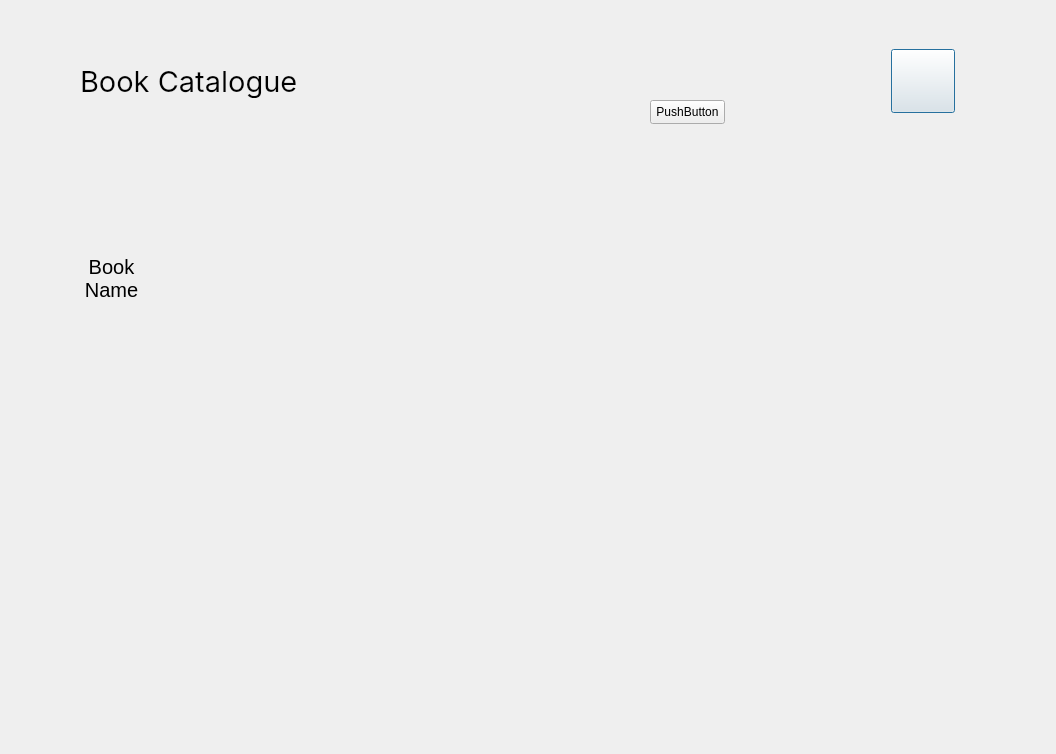
Before: the Qt Designer form browse.ui in LanaYoobee/LIS, drawn with Qt 5.
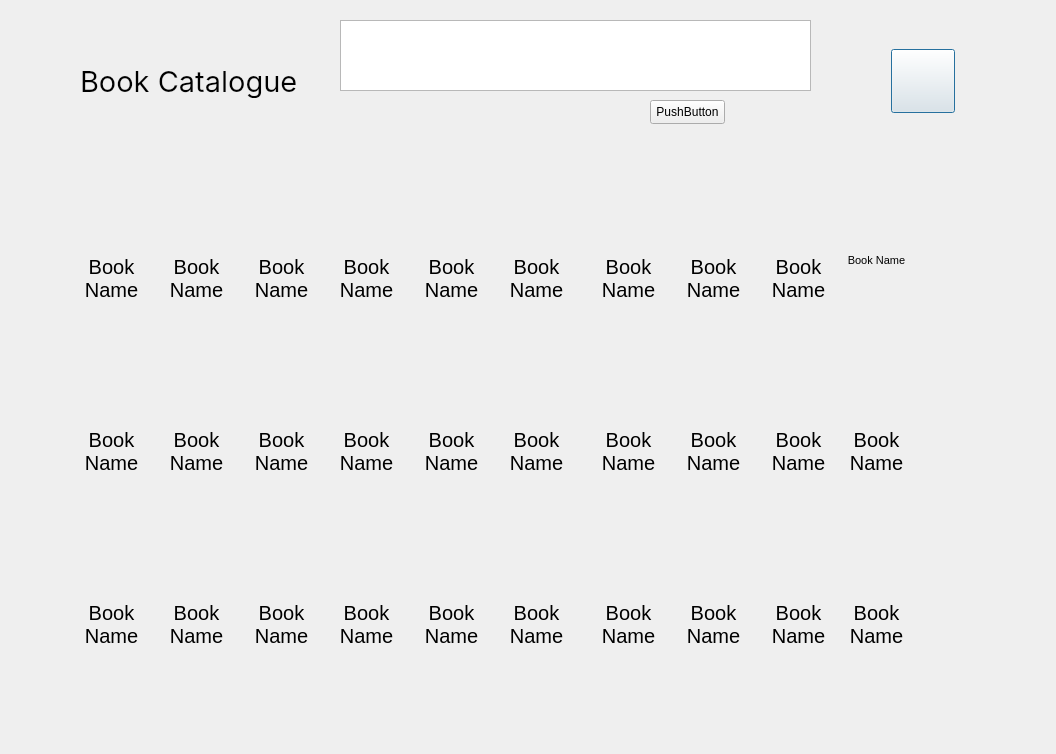
After: the same form once the commit is applied. Icons and pictures are not drawn.

Patch:
```diff
--- a/browse.ui
+++ b/browse.ui
@@ -113,6 +113,1197 @@
     <string>PushButton</string>
    </property>
   </widget>
+  <widget class="QLabel" name="bookImage_2">
+   <property name="geometry">
+    <rect>
+     <x>165</x>
+     <y>172</y>
+     <width>64</width>
+     <height>64</height>
+    </rect>
+   </property>
+   <property name="text">
+    <string/>
+   </property>
+   <property name="pixmap">
+    <pixmap resource="resources.qrc">:/images/images/icons8-book-64.png</pixmap>
+   </property>
+  </widget>
+  <widget class="QLabel" name="bookImage_3">
+   <property name="geometry">
+    <rect>
+     <x>250</x>
+     <y>172</y>
+     <width>64</width>
+     <height>64</height>
+    </rect>
+   </property>
+   <property name="text">
+    <string/>
+   </property>
+   <property name="pixmap">
+    <pixmap resource="resources.qrc">:/images/images/icons8-book-64.png</pixmap>
+   </property>
+  </widget>
+  <widget class="QLabel" name="bookImage_4">
+   <property name="geometry">
+    <rect>
+     <x>335</x>
+     <y>172</y>
+     <width>64</width>
+     <height>64</height>
+    </rect>
+   </property>
+   <property name="text">
+    <string/>
+   </property>
+   <property name="pixmap">
+    <pixmap resource="resources.qrc">:/images/images/icons8-book-64.png</pixmap>
+   </property>
+  </widget>
+  <widget class="QLabel" name="bookImage_5">
+   <property name="geometry">
+    <rect>
+     <x>420</x>
+     <y>172</y>
+     <width>64</width>
+     <height>64</height>
+    </rect>
+   </property>
+   <property name="text">
+    <string/>
+   </property>
+   <property name="pixmap">
+    <pixmap resource="resources.qrc">:/images/images/icons8-book-64.png</pixmap>
+   </property>
+  </widget>
+  <widget class="QLabel" name="bookImage_6">
+   <property name="geometry">
+    <rect>
+     <x>505</x>
+     <y>172</y>
+     <width>64</width>
+     <height>64</height>
+    </rect>
+   </property>
+   <property name="text">
+    <string/>
+   </property>
+   <property name="pixmap">
+    <pixmap resource="resources.qrc">:/images/images/icons8-book-64.png</pixmap>
+   </property>
+  </widget>
+  <widget class="QLabel" name="bookImage_7">
+   <property name="geometry">
+    <rect>
+     <x>590</x>
+     <y>172</y>
+     <width>64</width>
+     <height>64</height>
+    </rect>
+   </property>
+   <property name="text">
+    <string/>
+   </property>
+   <property name="pixmap">
+    <pixmap resource="resources.qrc">:/images/images/icons8-book-64.png</pixmap>
+   </property>
+  </widget>
+  <widget class="QLabel" name="bookImage_8">
+   <property name="geometry">
+    <rect>
+     <x>675</x>
+     <y>172</y>
+     <width>64</width>
+     <height>64</height>
+    </rect>
+   </property>
+   <property name="text">
+    <string/>
+   </property>
+   <property name="pixmap">
+    <pixmap resource="resources.qrc">:/images/images/icons8-book-64.png</pixmap>
+   </property>
+  </widget>
+  <widget class="QLabel" name="bookImage_9">
+   <property name="geometry">
+    <rect>
+     <x>760</x>
+     <y>172</y>
+     <width>64</width>
+     <height>64</height>
+    </rect>
+   </property>
+   <property name="text">
+    <string/>
+   </property>
+   <property name="pixmap">
+    <pixmap resource="resources.qrc">:/images/images/icons8-book-64.png</pixmap>
+   </property>
+  </widget>
+  <widget class="QLabel" name="bookImage_10">
+   <property name="geometry">
+    <rect>
+     <x>845</x>
+     <y>172</y>
+     <width>64</width>
+     <height>64</height>
+    </rect>
+   </property>
+   <property name="text">
+    <string/>
+   </property>
+   <property name="pixmap">
+    <pixmap resource="resources.qrc">:/images/images/icons8-book-64.png</pixmap>
+   </property>
+   <property name="scaledContents">
+    <bool>false</bool>
+   </property>
+   <property name="alignment">
+    <set>Qt::AlignCenter</set>
+   </property>
+  </widget>
+  <widget class="QLabel" name="bookNameLabel_2">
+   <property name="geometry">
+    <rect>
+     <x>150</x>
+     <y>254</y>
+     <width>93</width>
+     <height>48</height>
+    </rect>
+   </property>
+   <property name="font">
+    <font>
+     <pointsize>15</pointsize>
+    </font>
+   </property>
+   <property name="text">
+    <string>Book Name</string>
+   </property>
+   <property name="alignment">
+    <set>Qt::AlignCenter</set>
+   </property>
+   <property name="wordWrap">
+    <bool>true</bool>
+   </property>
+  </widget>
+  <widget class="QLabel" name="bookNameLabel_3">
+   <property name="geometry">
+    <rect>
+     <x>235</x>
+     <y>254</y>
+     <width>93</width>
+     <height>48</height>
+    </rect>
+   </property>
+   <property name="font">
+    <font>
+     <pointsize>15</pointsize>
+    </font>
+   </property>
+   <property name="text">
+    <string>Book Name</string>
+   </property>
+   <property name="alignment">
+    <set>Qt::AlignCenter</set>
+   </property>
+   <property name="wordWrap">
+    <bool>true</bool>
+   </property>
+  </widget>
+  <widget class="QLabel" name="bookNameLabel_4">
+   <property name="geometry">
+    <rect>
+     <x>320</x>
+     <y>254</y>
+     <width>93</width>
+     <height>48</height>
+    </rect>
+   </property>
+   <property name="font">
+    <font>
+     <pointsize>15</pointsize>
+    </font>
+   </property>
+   <property name="text">
+    <string>Book Name</string>
+   </property>
+   <property name="alignment">
+    <set>Qt::AlignCenter</set>
+   </property>
+   <property name="wordWrap">
+    <bool>true</bool>
+   </property>
+  </widget>
+  <widget class="QLabel" name="bookNameLabel_5">
+   <property name="geometry">
+    <rect>
+     <x>405</x>
+     <y>254</y>
+     <width>93</width>
+     <height>48</height>
+    </rect>
+   </property>
+   <property name="font">
+    <font>
+     <pointsize>15</pointsize>
+    </font>
+   </property>
+   <property name="text">
+    <string>Book Name</string>
+   </property>
+   <property name="alignment">
+    <set>Qt::AlignCenter</set>
+   </property>
+   <property name="wordWrap">
+    <bool>true</bool>
+   </property>
+  </widget>
+  <widget class="QLabel" name="bookNameLabel_6">
+   <property name="geometry">
+    <rect>
+     <x>490</x>
+     <y>254</y>
+     <width>93</width>
+     <height>48</height>
+    </rect>
+   </property>
+   <property name="font">
+    <font>
+     <pointsize>15</pointsize>
+    </font>
+   </property>
+   <property name="text">
+    <string>Book Name</string>
+   </property>
+   <property name="alignment">
+    <set>Qt::AlignCenter</set>
+   </property>
+   <property name="wordWrap">
+    <bool>true</bool>
+   </property>
+  </widget>
+  <widget class="QLabel" name="bookNameLabel_7">
+   <property name="geometry">
+    <rect>
+     <x>582</x>
+     <y>254</y>
+     <width>93</width>
+     <height>48</height>
+    </rect>
+   </property>
+   <property name="font">
+    <font>
+     <pointsize>15</pointsize>
+    </font>
+   </property>
+   <property name="text">
+    <string>Book Name</string>
+   </property>
+   <property name="alignment">
+    <set>Qt::AlignCenter</set>
+   </property>
+   <property name="wordWrap">
+    <bool>true</bool>
+   </property>
+  </widget>
+  <widget class="QLabel" name="bookNameLabel_8">
+   <property name="geometry">
+    <rect>
+     <x>667</x>
+     <y>254</y>
+     <width>93</width>
+     <height>48</height>
+    </rect>
+   </property>
+   <property name="font">
+    <font>
+     <pointsize>15</pointsize>
+    </font>
+   </property>
+   <property name="text">
+    <string>Book Name</string>
+   </property>
+   <property name="alignment">
+    <set>Qt::AlignCenter</set>
+   </property>
+   <property name="wordWrap">
+    <bool>true</bool>
+   </property>
+  </widget>
+  <widget class="QLabel" name="bookNameLabel_9">
+   <property name="geometry">
+    <rect>
+     <x>752</x>
+     <y>254</y>
+     <width>93</width>
+     <height>48</height>
+    </rect>
+   </property>
+   <property name="font">
+    <font>
+     <pointsize>15</pointsize>
+    </font>
+   </property>
+   <property name="text">
+    <string>Book Name</string>
+   </property>
+   <property name="alignment">
+    <set>Qt::AlignCenter</set>
+   </property>
+   <property name="wordWrap">
+    <bool>true</bool>
+   </property>
+  </widget>
+  <widget class="QLabel" name="bookNameLabel_10">
+   <property name="enabled">
+    <bool>true</bool>
+   </property>
+   <property name="geometry">
+    <rect>
+     <x>830</x>
+     <y>254</y>
+     <width>93</width>
+     <height>48</height>
+    </rect>
+   </property>
+   <property name="sizePolicy">
+    <sizepolicy hsizetype="MinimumExpanding" vsizetype="MinimumExpanding">
+     <horstretch>0</horstretch>
+     <verstretch>0</verstretch>
+    </sizepolicy>
+   </property>
+   <property name="font">
+    <font>
+     <pointsize>8</pointsize>
+    </font>
+   </property>
+   <property name="text">
+    <string>Book Name</string>
+   </property>
+   <property name="scaledContents">
+    <bool>true</bool>
+   </property>
+   <property name="alignment">
+    <set>Qt::AlignHCenter|Qt::AlignTop</set>
+   </property>
+   <property name="wordWrap">
+    <bool>true</bool>
+   </property>
+   <property name="textInteractionFlags">
+    <set>Qt::LinksAccessibleByMouse|Qt::TextSelectableByMouse</set>
+   </property>
+  </widget>
+  <widget class="QLabel" name="bookNameLabel_19">
+   <property name="geometry">
+    <rect>
+     <x>752</x>
+     <y>427</y>
+     <width>93</width>
+     <height>48</height>
+    </rect>
+   </property>
+   <property name="font">
+    <font>
+     <pointsize>15</pointsize>
+    </font>
+   </property>
+   <property name="text">
+    <string>Book Name</string>
+   </property>
+   <property name="alignment">
+    <set>Qt::AlignCenter</set>
+   </property>
+   <property name="wordWrap">
+    <bool>true</bool>
+   </property>
+  </widget>
+  <widget class="QLabel" name="bookImage_19">
+   <property name="geometry">
+    <rect>
+     <x>760</x>
+     <y>345</y>
+     <width>64</width>
+     <height>64</height>
+    </rect>
+   </property>
+   <property name="text">
+    <string/>
+   </property>
+   <property name="pixmap">
+    <pixmap resource="resources.qrc">:/images/images/icons8-book-64.png</pixmap>
+   </property>
+  </widget>
+  <widget class="QLabel" name="bookNameLabel_13">
+   <property name="geometry">
+    <rect>
+     <x>235</x>
+     <y>427</y>
+     <width>93</width>
+     <height>48</height>
+    </rect>
+   </property>
+   <property name="font">
+    <font>
+     <pointsize>15</pointsize>
+    </font>
+   </property>
+   <property name="text">
+    <string>Book Name</string>
+   </property>
+   <property name="alignment">
+    <set>Qt::AlignCenter</set>
+   </property>
+   <property name="wordWrap">
+    <bool>true</bool>
+   </property>
+  </widget>
+  <widget class="QLabel" name="bookNameLabel_15">
+   <property name="geometry">
+    <rect>
+     <x>405</x>
+     <y>427</y>
+     <width>93</width>
+     <height>48</height>
+    </rect>
+   </property>
+   <property name="font">
+    <font>
+     <pointsize>15</pointsize>
+    </font>
+   </property>
+   <property name="text">
+    <string>Book Name</string>
+   </property>
+   <property name="alignment">
+    <set>Qt::AlignCenter</set>
+   </property>
+   <property name="wordWrap">
+    <bool>true</bool>
+   </property>
+  </widget>
+  <widget class="QLabel" name="bookNameLabel_11">
+   <property name="geometry">
+    <rect>
+     <x>65</x>
+     <y>427</y>
+     <width>93</width>
+     <height>48</height>
+    </rect>
+   </property>
+   <property name="font">
+    <font>
+     <pointsize>15</pointsize>
+    </font>
+   </property>
+   <property name="text">
+    <string>Book Name</string>
+   </property>
+   <property name="alignment">
+    <set>Qt::AlignCenter</set>
+   </property>
+   <property name="wordWrap">
+    <bool>true</bool>
+   </property>
+  </widget>
+  <widget class="QLabel" name="bookImage_12">
+   <property name="geometry">
+    <rect>
+     <x>165</x>
+     <y>345</y>
+     <width>64</width>
+     <height>64</height>
+    </rect>
+   </property>
+   <property name="text">
+    <string/>
+   </property>
+   <property name="pixmap">
+    <pixmap resource="resources.qrc">:/images/images/icons8-book-64.png</pixmap>
+   </property>
+  </widget>
+  <widget class="QLabel" name="bookNameLabel_20">
+   <property name="geometry">
+    <rect>
+     <x>830</x>
+     <y>427</y>
+     <width>93</width>
+     <height>48</height>
+    </rect>
+   </property>
+   <property name="font">
+    <font>
+     <pointsize>15</pointsize>
+    </font>
+   </property>
+   <property name="text">
+    <string>Book Name</string>
+   </property>
+   <property name="alignment">
+    <set>Qt::AlignCenter</set>
+   </property>
+   <property name="wordWrap">
+    <bool>true</bool>
+   </property>
+  </widget>
+  <widget class="QLabel" name="bookNameLabel_12">
+   <property name="geometry">
+    <rect>
+     <x>150</x>
+     <y>427</y>
+     <width>93</width>
+     <height>48</height>
+    </rect>
+   </property>
+   <property name="font">
+    <font>
+     <pointsize>15</pointsize>
+    </font>
+   </property>
+   <property name="text">
+    <string>Book Name</string>
+   </property>
+   <property name="alignment">
+    <set>Qt::AlignCenter</set>
+   </property>
+   <property name="wordWrap">
+    <bool>true</bool>
+   </property>
+  </widget>
+  <widget class="QLabel" name="bookImage_15">
+   <property name="geometry">
+    <rect>
+     <x>420</x>
+     <y>345</y>
+     <width>64</width>
+     <height>64</height>
+    </rect>
+   </property>
+   <property name="text">
+    <string/>
+   </property>
+   <property name="pixmap">
+    <pixmap resource="resources.qrc">:/images/images/icons8-book-64.png</pixmap>
+   </property>
+  </widget>
+  <widget class="QLabel" name="bookImage_11">
+   <property name="geometry">
+    <rect>
+     <x>80</x>
+     <y>345</y>
+     <width>64</width>
+     <height>64</height>
+    </rect>
+   </property>
+   <property name="text">
+    <string/>
+   </property>
+   <property name="pixmap">
+    <pixmap resource="resources.qrc">:/images/images/icons8-book-64.png</pixmap>
+   </property>
+  </widget>
+  <widget class="QLabel" name="bookNameLabel_17">
+   <property name="geometry">
+    <rect>
+     <x>582</x>
+     <y>427</y>
+     <width>93</width>
+     <height>48</height>
+    </rect>
+   </property>
+   <property name="font">
+    <font>
+     <pointsize>15</pointsize>
+    </font>
+   </property>
+   <property name="text">
+    <string>Book Name</string>
+   </property>
+   <property name="alignment">
+    <set>Qt::AlignCenter</set>
+   </property>
+   <property name="wordWrap">
+    <bool>true</bool>
+   </property>
+  </widget>
+  <widget class="QLabel" name="bookImage_20">
+   <property name="geometry">
+    <rect>
+     <x>845</x>
+     <y>345</y>
+     <width>64</width>
+     <height>64</height>
+    </rect>
+   </property>
+   <property name="text">
+    <string/>
+   </property>
+   <property name="pixmap">
+    <pixmap resource="resources.qrc">:/images/images/icons8-book-64.png</pixmap>
+   </property>
+  </widget>
+  <widget class="QLabel" name="bookImage_18">
+   <property name="geometry">
+    <rect>
+     <x>675</x>
+     <y>345</y>
+     <width>64</width>
+     <height>64</height>
+    </rect>
+   </property>
+   <property name="text">
+    <string/>
+   </property>
+   <property name="pixmap">
+    <pixmap resource="resources.qrc">:/images/images/icons8-book-64.png</pixmap>
+   </property>
+  </widget>
+  <widget class="QLabel" name="bookImage_17">
+   <property name="geometry">
+    <rect>
+     <x>590</x>
+     <y>345</y>
+     <width>64</width>
+     <height>64</height>
+    </rect>
+   </property>
+   <property name="text">
+    <string/>
+   </property>
+   <property name="pixmap">
+    <pixmap resource="resources.qrc">:/images/images/icons8-book-64.png</pixmap>
+   </property>
+  </widget>
+  <widget class="QLabel" name="bookImage_13">
+   <property name="geometry">
+    <rect>
+     <x>250</x>
+     <y>345</y>
+     <width>64</width>
+     <height>64</height>
+    </rect>
+   </property>
+   <property name="text">
+    <string/>
+   </property>
+   <property name="pixmap">
+    <pixmap resource="resources.qrc">:/images/images/icons8-book-64.png</pixmap>
+   </property>
+  </widget>
+  <widget class="QLabel" name="bookNameLabel_14">
+   <property name="geometry">
+    <rect>
+     <x>320</x>
+     <y>427</y>
+     <width>93</width>
+     <height>48</height>
+    </rect>
+   </property>
+   <property name="font">
+    <font>
+     <pointsize>15</pointsize>
+    </font>
+   </property>
+   <property name="text">
+    <string>Book Name</string>
+   </property>
+   <property name="alignment">
+    <set>Qt::AlignCenter</set>
+   </property>
+   <property name="wordWrap">
+    <bool>true</bool>
+   </property>
+  </widget>
+  <widget class="QLabel" name="bookImage_16">
+   <property name="geometry">
+    <rect>
+     <x>505</x>
+     <y>345</y>
+     <width>64</width>
+     <height>64</height>
+    </rect>
+   </property>
+   <property name="text">
+    <string/>
+   </property>
+   <property name="pixmap">
+    <pixmap resource="resources.qrc">:/images/images/icons8-book-64.png</pixmap>
+   </property>
+  </widget>
+  <widget class="QLabel" name="bookNameLabel_16">
+   <property name="geometry">
+    <rect>
+     <x>490</x>
+     <y>427</y>
+     <width>93</width>
+     <height>48</height>
+    </rect>
+   </property>
+   <property name="font">
+    <font>
+     <pointsize>15</pointsize>
+    </font>
+   </property>
+   <property name="text">
+    <string>Book Name</string>
+   </property>
+   <property name="alignment">
+    <set>Qt::AlignCenter</set>
+   </property>
+   <property name="wordWrap">
+    <bool>true</bool>
+   </property>
+  </widget>
+  <widget class="QLabel" name="bookImage_14">
+   <property name="geometry">
+    <rect>
+     <x>335</x>
+     <y>345</y>
+     <width>64</width>
+     <height>64</height>
+    </rect>
+   </property>
+   <property name="text">
+    <string/>
+   </property>
+   <property name="pixmap">
+    <pixmap resource="resources.qrc">:/images/images/icons8-book-64.png</pixmap>
+   </property>
+  </widget>
+  <widget class="QLabel" name="bookNameLabel_18">
+   <property name="geometry">
+    <rect>
+     <x>667</x>
+     <y>427</y>
+     <width>93</width>
+     <height>48</height>
+    </rect>
+   </property>
+   <property name="font">
+    <font>
+     <pointsize>15</pointsize>
+    </font>
+   </property>
+   <property name="text">
+    <string>Book Name</string>
+   </property>
+   <property name="alignment">
+    <set>Qt::AlignCenter</set>
+   </property>
+   <property name="wordWrap">
+    <bool>true</bool>
+   </property>
+  </widget>
+  <widget class="QLabel" name="bookNameLabel_30">
+   <property name="geometry">
+    <rect>
+     <x>830</x>
+     <y>600</y>
+     <width>93</width>
+     <height>48</height>
+    </rect>
+   </property>
+   <property name="font">
+    <font>
+     <pointsize>15</pointsize>
+    </font>
+   </property>
+   <property name="text">
+    <string>Book Name</string>
+   </property>
+   <property name="alignment">
+    <set>Qt::AlignCenter</set>
+   </property>
+   <property name="wordWrap">
+    <bool>true</bool>
+   </property>
+  </widget>
+  <widget class="QLabel" name="bookNameLabel_25">
+   <property name="geometry">
+    <rect>
+     <x>405</x>
+     <y>600</y>
+     <width>93</width>
+     <height>48</height>
+    </rect>
+   </property>
+   <property name="font">
+    <font>
+     <pointsize>15</pointsize>
+    </font>
+   </property>
+   <property name="text">
+    <string>Book Name</string>
+   </property>
+   <property name="alignment">
+    <set>Qt::AlignCenter</set>
+   </property>
+   <property name="wordWrap">
+    <bool>true</bool>
+   </property>
+  </widget>
+  <widget class="QLabel" name="bookImage_25">
+   <property name="geometry">
+    <rect>
+     <x>420</x>
+     <y>518</y>
+     <width>64</width>
+     <height>64</height>
+    </rect>
+   </property>
+   <property name="text">
+    <string/>
+   </property>
+   <property name="pixmap">
+    <pixmap resource="resources.qrc">:/images/images/icons8-book-64.png</pixmap>
+   </property>
+  </widget>
+  <widget class="QLabel" name="bookNameLabel_29">
+   <property name="geometry">
+    <rect>
+     <x>752</x>
+     <y>600</y>
+     <width>93</width>
+     <height>48</height>
+    </rect>
+   </property>
+   <property name="font">
+    <font>
+     <pointsize>15</pointsize>
+    </font>
+   </property>
+   <property name="text">
+    <string>Book Name</string>
+   </property>
+   <property name="alignment">
+    <set>Qt::AlignCenter</set>
+   </property>
+   <property name="wordWrap">
+    <bool>true</bool>
+   </property>
+  </widget>
+  <widget class="QLabel" name="bookImage_26">
+   <property name="geometry">
+    <rect>
+     <x>505</x>
+     <y>518</y>
+     <width>64</width>
+     <height>64</height>
+    </rect>
+   </property>
+   <property name="text">
+    <string/>
+   </property>
+   <property name="pixmap">
+    <pixmap resource="resources.qrc">:/images/images/icons8-book-64.png</pixmap>
+   </property>
+  </widget>
+  <widget class="QLabel" name="bookNameLabel_21">
+   <property name="geometry">
+    <rect>
+     <x>65</x>
+     <y>600</y>
+     <width>93</width>
+     <height>48</height>
+    </rect>
+   </property>
+   <property name="font">
+    <font>
+     <pointsize>15</pointsize>
+    </font>
+   </property>
+   <property name="text">
+    <string>Book Name</string>
+   </property>
+   <property name="alignment">
+    <set>Qt::AlignCenter</set>
+   </property>
+   <property name="wordWrap">
+    <bool>true</bool>
+   </property>
+  </widget>
+  <widget class="QLabel" name="bookImage_29">
+   <property name="geometry">
+    <rect>
+     <x>760</x>
+     <y>518</y>
+     <width>64</width>
+     <height>64</height>
+    </rect>
+   </property>
+   <property name="text">
+    <string/>
+   </property>
+   <property name="pixmap">
+    <pixmap resource="resources.qrc">:/images/images/icons8-book-64.png</pixmap>
+   </property>
+  </widget>
+  <widget class="QLabel" name="bookNameLabel_28">
+   <property name="geometry">
+    <rect>
+     <x>667</x>
+     <y>600</y>
+     <width>93</width>
+     <height>48</height>
+    </rect>
+   </property>
+   <property name="font">
+    <font>
+     <pointsize>15</pointsize>
+    </font>
+   </property>
+   <property name="text">
+    <string>Book Name</string>
+   </property>
+   <property name="alignment">
+    <set>Qt::AlignCenter</set>
+   </property>
+   <property name="wordWrap">
+    <bool>true</bool>
+   </property>
+  </widget>
+  <widget class="QLabel" name="bookImage_22">
+   <property name="geometry">
+    <rect>
+     <x>165</x>
+     <y>518</y>
+     <width>64</width>
+     <height>64</height>
+    </rect>
+   </property>
+   <property name="text">
+    <string/>
+   </property>
+   <property name="pixmap">
+    <pixmap resource="resources.qrc">:/images/images/icons8-book-64.png</pixmap>
+   </property>
+  </widget>
+  <widget class="QLabel" name="bookImage_23">
+   <property name="geometry">
+    <rect>
+     <x>250</x>
+     <y>518</y>
+     <width>64</width>
+     <height>64</height>
+    </rect>
+   </property>
+   <property name="text">
+    <string/>
+   </property>
+   <property name="pixmap">
+    <pixmap resource="resources.qrc">:/images/images/icons8-book-64.png</pixmap>
+   </property>
+  </widget>
+  <widget class="QLabel" name="bookNameLabel_22">
+   <property name="geometry">
+    <rect>
+     <x>150</x>
+     <y>600</y>
+     <width>93</width>
+     <height>48</height>
+    </rect>
+   </property>
+   <property name="font">
+    <font>
+     <pointsize>15</pointsize>
+    </font>
+   </property>
+   <property name="text">
+    <string>Book Name</string>
+   </property>
+   <property name="alignment">
+    <set>Qt::AlignCenter</set>
+   </property>
+   <property name="wordWrap">
+    <bool>true</bool>
+   </property>
+  </widget>
+  <widget class="QLabel" name="bookNameLabel_24">
+   <property name="geometry">
+    <rect>
+     <x>320</x>
+     <y>600</y>
+     <width>93</width>
+     <height>48</height>
+    </rect>
+   </property>
+   <property name="font">
+    <font>
+     <pointsize>15</pointsize>
+    </font>
+   </property>
+   <property name="text">
+    <string>Book Name</string>
+   </property>
+   <property name="alignment">
+    <set>Qt::AlignCenter</set>
+   </property>
+   <property name="wordWrap">
+    <bool>true</bool>
+   </property>
+  </widget>
+  <widget class="QLabel" name="bookImage_21">
+   <property name="geometry">
+    <rect>
+     <x>80</x>
+     <y>518</y>
+     <width>64</width>
+     <height>64</height>
+    </rect>
+   </property>
+   <property name="text">
+    <string/>
+   </property>
+   <property name="pixmap">
+    <pixmap resource="resources.qrc">:/images/images/icons8-book-64.png</pixmap>
+   </property>
+  </widget>
+  <widget class="QLabel" name="bookImage_28">
+   <property name="geometry">
+    <rect>
+     <x>675</x>
+     <y>518</y>
+     <width>64</width>
+     <height>64</height>
+    </rect>
+   </property>
+   <property name="text">
+    <string/>
+   </property>
+   <property name="pixmap">
+    <pixmap resource="resources.qrc">:/images/images/icons8-book-64.png</pixmap>
+   </property>
+  </widget>
+  <widget class="QLabel" name="bookNameLabel_26">
+   <property name="geometry">
+    <rect>
+     <x>490</x>
+     <y>600</y>
+     <width>93</width>
+     <height>48</height>
+    </rect>
+   </property>
+   <property name="font">
+    <font>
+     <pointsize>15</pointsize>
+    </font>
+   </property>
+   <property name="text">
+    <string>Book Name</string>
+   </property>
+   <property name="alignment">
+    <set>Qt::AlignCenter</set>
+   </property>
+   <property name="wordWrap">
+    <bool>true</bool>
+   </property>
+  </widget>
+  <widget class="QLabel" name="bookImage_24">
+   <property name="geometry">
+    <rect>
+     <x>335</x>
+     <y>518</y>
+     <width>64</width>
+     <height>64</height>
+    </rect>
+   </property>
+   <property name="text">
+    <string/>
+   </property>
+   <property name="pixmap">
+    <pixmap resource="resources.qrc">:/images/images/icons8-book-64.png</pixmap>
+   </property>
+  </widget>
+  <widget class="QLabel" name="bookNameLabel_27">
+   <property name="geometry">
+    <rect>
+     <x>582</x>
+     <y>600</y>
+     <width>93</width>
+     <height>48</height>
+    </rect>
+   </property>
+   <property name="font">
+    <font>
+     <pointsize>15</pointsize>
+    </font>
+   </property>
+   <property name="text">
+    <string>Book Name</string>
+   </property>
+   <property name="alignment">
+    <set>Qt::AlignCenter</set>
+   </property>
+   <property name="wordWrap">
+    <bool>true</bool>
+   </property>
+  </widget>
+  <widget class="QLabel" name="bookNameLabel_23">
+   <property name="geometry">
+    <rect>
+     <x>235</x>
+     <y>600</y>
+     <width>93</width>
+     <height>48</height>
+    </rect>
+   </property>
+   <property name="font">
+    <font>
+     <pointsize>15</pointsize>
+    </font>
+   </property>
+   <property name="text">
+    <string>Book Name</string>
+   </property>
+   <property name="alignment">
+    <set>Qt::AlignCenter</set>
+   </property>
+   <property name="wordWrap">
+    <bool>true</bool>
+   </property>
+  </widget>
+  <widget class="QLabel" name="bookImage_27">
+   <property name="geometry">
+    <rect>
+     <x>590</x>
+     <y>518</y>
+     <width>64</width>
+     <height>64</height>
+    </rect>
+   </property>
+   <property name="text">
+    <string/>
+   </property>
+   <property name="pixmap">
+    <pixmap resource="resources.qrc">:/images/images/icons8-book-64.png</pixmap>
+   </property>
+  </widget>
+  <widget class="QLabel" name="bookImage_30">
+   <property name="geometry">
+    <rect>
+     <x>845</x>
+     <y>518</y>
+     <width>64</width>
+     <height>64</height>
+    </rect>
+   </property>
+   <property name="text">
+    <string/>
+   </property>
+   <property name="pixmap">
+    <pixmap resource="resources.qrc">:/images/images/icons8-book-64.png</pixmap>
+   </property>
+  </widget>
+  <widget class="QPlainTextEdit" name="plainTextEdit">
+   <property name="geometry">
+    <rect>
+     <x>340</x>
+     <y>20</y>
+     <width>471</width>
+     <height>71</height>
+    </rect>
+   </property>
+  </widget>
  </widget>
  <resources>
   <include location="resources.qrc"/>
```
Left out of the diff: 4 changed lines with no effect on the pictures.
